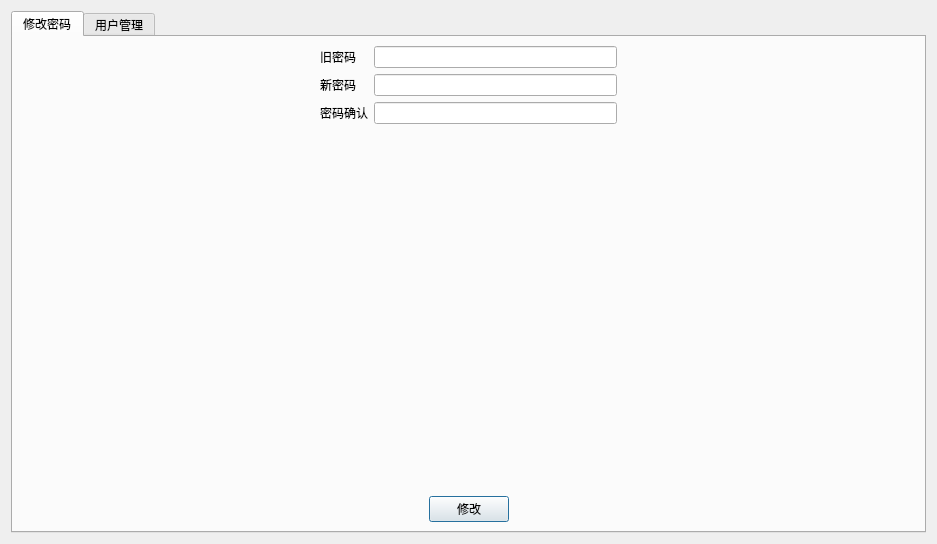
First picture: the form in QCustomGUI/src/userCtrl/QUserManagerDlg.ui, repository ydpan/ydpanProject, before the edit.
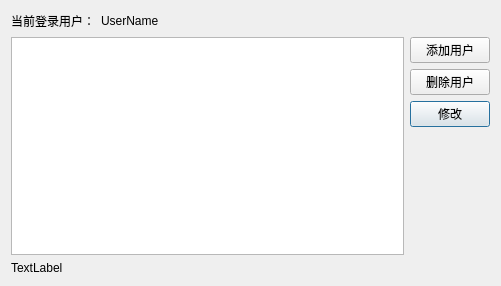
Second picture: the form after the edit. The open tabs and pages were chosen to show the change.

Commit message: 添加用户管理模块

Diff of the .ui file:
```diff
--- a/QCustomGUI/src/userCtrl/QUserManagerDlg.ui
+++ b/QCustomGUI/src/userCtrl/QUserManagerDlg.ui
@@ -6,8 +6,8 @@
    <rect>
     <x>0</x>
     <y>0</y>
-    <width>937</width>
-    <height>544</height>
+    <width>501</width>
+    <height>286</height>
    </rect>
   </property>
   <property name="windowTitle">
@@ -17,79 +17,24 @@
    <string notr="true">font: 9pt &quot;Consolas&quot;;</string>
   </property>
   <layout class="QGridLayout" name="gridLayout">
-   <item row="3" column="0">
-    <widget class="QTabWidget" name="tp_tab_manager">
-     <property name="currentIndex">
-      <number>1</number>
-     </property>
-     <widget class="QWidget" name="tab_password">
-      <attribute name="title">
-       <string>修改密码</string>
-      </attribute>
-      <layout class="QVBoxLayout" name="verticalLayout_2">
-       <item>
-        <layout class="QHBoxLayout" name="horizontalLayout_5">
-         <item>
-          <spacer name="horizontalSpacer_5">
-           <property name="orientation">
-            <enum>Qt::Horizontal</enum>
-           </property>
-           <property name="sizeHint" stdset="0">
-            <size>
-             <width>40</width>
-             <height>20</height>
-            </size>
-           </property>
-          </spacer>
-         </item>
-         <item>
-          <layout class="QFormLayout" name="formLayout">
            <item row="0" column="0">
+    <layout class="QHBoxLayout" name="horizontalLayout">
+     <item>
             <widget class="QLabel" name="label">
              <property name="text">
-              <string>旧密码</string>
+        <string>当前登录用户：</string>
              </property>
             </widget>
            </item>
-           <item row="1" column="0">
-            <widget class="QLabel" name="label_2">
+     <item>
+      <widget class="QLabel" name="label_UserName">
              <property name="text">
-              <string>新密码</string>
+        <string>UserName</string>
              </property>
             </widget>
            </item>
-           <item row="2" column="0">
-            <widget class="QLabel" name="label_3">
-             <property name="text">
-              <string>密码确认</string>
-             </property>
-            </widget>
-           </item>
-           <item row="0" column="1">
-            <widget class="QLineEdit" name="tp_edit_old_password">
-             <property name="echoMode">
-              <enum>QLineEdit::Password</enum>
-             </property>
-            </widget>
-           </item>
-           <item row="1" column="1">
-            <widget class="QLineEdit" name="tp_edit_new_password">
-             <property name="echoMode">
-              <enum>QLineEdit::Password</enum>
-             </property>
-            </widget>
-           </item>
-           <item row="2" column="1">
-            <widget class="QLineEdit" name="tp_edit_new_password_again">
-             <property name="echoMode">
-              <enum>QLineEdit::Password</enum>
-             </property>
-            </widget>
-           </item>
-          </layout>
-         </item>
          <item>
-          <spacer name="horizontalSpacer_6">
+      <spacer name="horizontalSpacer">
            <property name="orientation">
             <enum>Qt::Horizontal</enum>
            </property>
@@ -103,189 +48,48 @@
          </item>
         </layout>
        </item>
-       <item>
-        <widget class="QLabel" name="tp_label_show_error">
-         <property name="sizePolicy">
-          <sizepolicy hsizetype="Preferred" vsizetype="Fixed">
-           <horstretch>0</horstretch>
-           <verstretch>0</verstretch>
-          </sizepolicy>
-         </property>
-         <property name="minimumSize">
-          <size>
-           <width>0</width>
-           <height>20</height>
-          </size>
-         </property>
-         <property name="styleSheet">
-          <string notr="true">color: rgb(255, 0, 0);</string>
-         </property>
-         <property name="text">
-          <string/>
-         </property>
-         <property name="alignment">
-          <set>Qt::AlignCenter</set>
-         </property>
-        </widget>
-       </item>
-       <item>
-        <spacer name="verticalSpacer_2">
+   <item row="4" column="1">
+    <spacer name="verticalSpacer">
          <property name="orientation">
           <enum>Qt::Vertical</enum>
          </property>
          <property name="sizeHint" stdset="0">
           <size>
            <width>20</width>
-           <height>43</height>
+       <height>40</height>
           </size>
          </property>
         </spacer>
        </item>
-       <item>
-        <layout class="QHBoxLayout" name="horizontalLayout_6">
-         <item>
-          <spacer name="horizontalSpacer_7">
-           <property name="orientation">
-            <enum>Qt::Horizontal</enum>
-           </property>
-           <property name="sizeHint" stdset="0">
-            <size>
-             <width>40</width>
-             <height>20</height>
-            </size>
-           </property>
-          </spacer>
-         </item>
-         <item>
-          <widget class="QPushButton" name="tp_button_change_ps">
-           <property name="sizePolicy">
-            <sizepolicy hsizetype="Minimum" vsizetype="Preferred">
-             <horstretch>0</horstretch>
-             <verstretch>0</verstretch>
-            </sizepolicy>
-           </property>
+   <item row="3" column="1">
+    <widget class="QPushButton" name="m_pbModifyUser">
            <property name="text">
             <string>修改</string>
            </property>
           </widget>
          </item>
-         <item>
-          <spacer name="horizontalSpacer_8">
-           <property name="orientation">
-            <enum>Qt::Horizontal</enum>
-           </property>
-           <property name="sizeHint" stdset="0">
-            <size>
-             <width>40</width>
-             <height>20</height>
-            </size>
-           </property>
-          </spacer>
-         </item>
-        </layout>
-       </item>
-      </layout>
-     </widget>
-     <widget class="QWidget" name="tab_users">
-      <attribute name="title">
-       <string>用户管理</string>
-      </attribute>
-      <layout class="QVBoxLayout" name="verticalLayout_4">
-       <item>
+   <item row="2" column="1">
+    <widget class="QPushButton" name="m_pbDelUser">
+     <property name="text">
+      <string>删除用户</string>
+     </property>
+    </widget>
+   </item>
+   <item row="1" column="0" rowspan="4">
         <widget class="QTableView" name="tableView"/>
        </item>
-       <item>
-        <layout class="QHBoxLayout" name="horizontalLayout_8">
-         <item>
-          <widget class="QListWidget" name="tp_listwidget_users">
-           <property name="toolTip">
-            <string>双击删除用户</string>
-           </property>
-          </widget>
-         </item>
-         <item>
-          <layout class="QVBoxLayout" name="verticalLayout_3">
-           <item>
-            <layout class="QHBoxLayout" name="horizontalLayout">
-             <item>
-              <widget class="QLabel" name="label_7">
+   <item row="1" column="1">
+    <widget class="QPushButton" name="m_pbAddUser">
                <property name="text">
-                <string>用户名：</string>
+      <string>添加用户</string>
                </property>
               </widget>
              </item>
-             <item>
-              <widget class="QLineEdit" name="tp_edit_new_user"/>
-             </item>
-            </layout>
-           </item>
-           <item>
-            <layout class="QHBoxLayout" name="horizontalLayout_7">
-             <item>
-              <widget class="QLabel" name="label_8">
+   <item row="5" column="0" colspan="2">
+    <widget class="QLabel" name="label_Status">
                <property name="text">
-                <string>权限级别：</string>
-               </property>
-              </widget>
-             </item>
-             <item>
-              <widget class="QComboBox" name="tp_cmb_add_user_level">
-               <property name="editable">
-                <bool>false</bool>
-               </property>
-               <property name="tp_prop_stringlist_combobox_values" stdset="0">
-                <stringlist>
-                 <string>4</string>
-                 <string>5</string>
-                </stringlist>
-               </property>
-               <item>
-                <property name="text">
-                 <string>操作员</string>
-                </property>
-               </item>
-               <item>
-                <property name="text">
-                 <string>管理员</string>
-                </property>
-               </item>
-              </widget>
-             </item>
-            </layout>
-           </item>
-           <item>
-            <widget class="QPushButton" name="tp_button_add_user">
-             <property name="text">
-              <string>新增用户</string>
-             </property>
-            </widget>
-           </item>
-           <item>
-            <spacer name="verticalSpacer_3">
-             <property name="orientation">
-              <enum>Qt::Vertical</enum>
-             </property>
-             <property name="sizeHint" stdset="0">
-              <size>
-               <width>20</width>
-               <height>40</height>
-              </size>
-             </property>
-            </spacer>
-           </item>
-          </layout>
-         </item>
-        </layout>
-       </item>
-       <item>
-        <widget class="QLabel" name="tp_label_show_warning">
-         <property name="text">
-          <string>双击列表中的用户可以删除用户; 默认密码123456</string>
-         </property>
-        </widget>
-       </item>
-      </layout>
-     </widget>
+      <string>TextLabel</string>
+     </property>
     </widget>
    </item>
   </layout>
```
Lines whose indentation alone changed are shown as unchanged. The commit also changes 27 other files.
